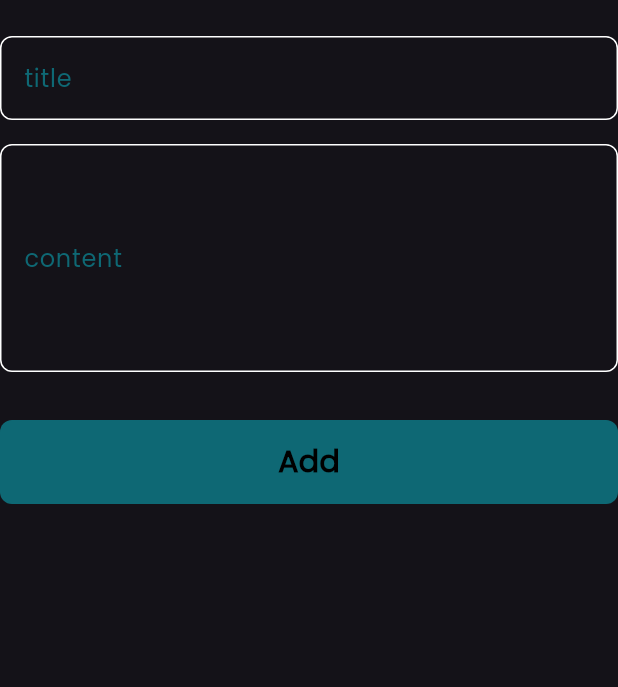
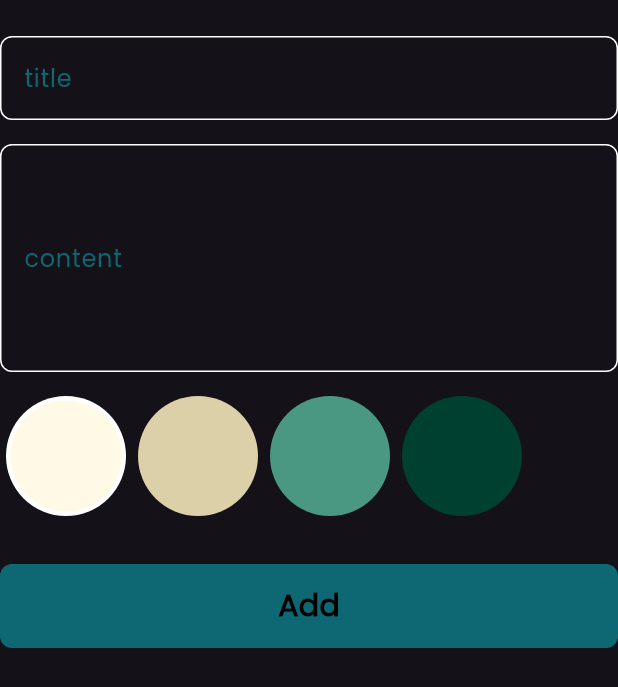
Before and after one commit to Islamzaki10/myNoteApp, a Flutter app: the AddNoteForm widget shown alone on an empty page, opened directly, on a phone screen of 412 x 824 dp. Shown: the top 687 px of the screen. Run offline on Flutter 3.47's test engine with Material 3 defaults, Android fonts, the phone set to English and light mode, and no system bars; our stand-ins replace bloc, flutter_bloc, font_awesome_flutter, hive, hive_flutter; accounts and stored records are empty.

Commit message:
colors list

```diff
--- a/lib/views/widgets/add_note_form.dart
+++ b/lib/views/widgets/add_note_form.dart
@@ -4,6 +4,7 @@ import 'package:intl/intl.dart';
 import 'package:note_app/cubits/add_note_cubit/add_note_cubit.dart';
 import 'package:note_app/cubits/notes%20cubit/notes_cubit.dart';
 import 'package:note_app/models/note_model.dart';
+import 'package:note_app/views/widgets/color_list.dart';
 import 'package:note_app/views/widgets/custom_bottom.dart';
 import 'package:note_app/views/widgets/custom_text_field.dart';
 
@@ -41,6 +42,8 @@ class _AddNoteFormState extends State<AddNoteForm> {
               subtitle = value;
             },
           ),
+          SizedBox(height: 16),
+          ColorList(),
           SizedBox(height: 32),
           BlocBuilder<AddNoteCubit, AddNoteState>(
             builder: (context, state) {
--- /dev/null
+++ b/lib/views/widgets/color_list.dart
@@ -0,0 +1,60 @@
+import 'package:flutter/material.dart';
+
+class ColorItem extends StatelessWidget {
+  const ColorItem({super.key, required this.isSelected, required this.color});
+  final bool isSelected;
+  final Color color;
+
+  @override
+  Widget build(BuildContext context) {
+    return isSelected
+        ? CircleAvatar(
+          radius: 40,
+          backgroundColor: Colors.white,
+          child: CircleAvatar(radius: 37, backgroundColor: color),
+        )
+        : CircleAvatar(radius: 40, backgroundColor: color);
+  }
+}
+
+class ColorList extends StatefulWidget {
+  const ColorList({super.key});
+
+  @override
+  State<ColorList> createState() => _ColorListState();
+}
+
+class _ColorListState extends State<ColorList> {
+  int currentIndex = 0;
+  List<Color> colors = [
+    Color(0xffFFF9E5),
+    Color(0xffDCD0A8),
+    Color(0xff4A9782),
+    Color(0xff004030),
+  ];
+  @override
+  Widget build(BuildContext context) {
+    return SizedBox(
+      height: 80,
+      child: ListView.builder(
+        scrollDirection: Axis.horizontal,
+        itemCount: colors.length,
+        itemBuilder: (context, index) {
+          return Padding(
+            padding: const EdgeInsets.symmetric(horizontal: 4),
+            child: GestureDetector(
+              onTap: () {
+                currentIndex = index;
+                setState(() {});
+              },
+              child: ColorItem(
+                color: colors[index],
+                isSelected: currentIndex == index,
+              ),
+            ),
+          );
+        },
+      ),
+    );
+  }
+}
```
